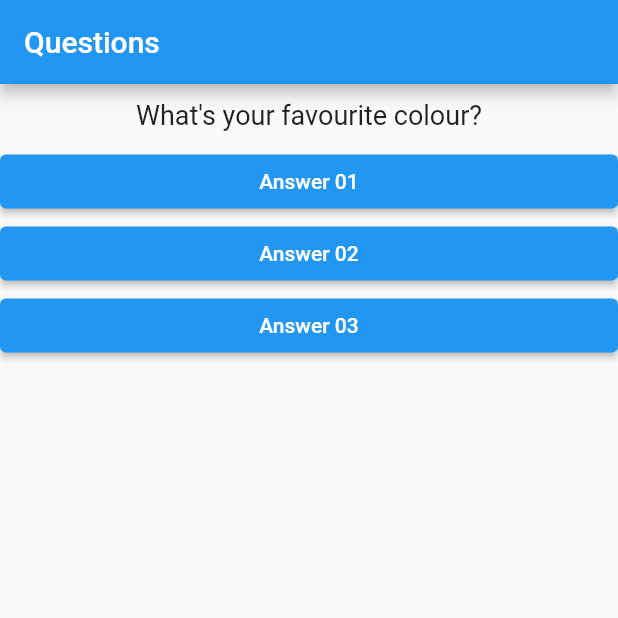
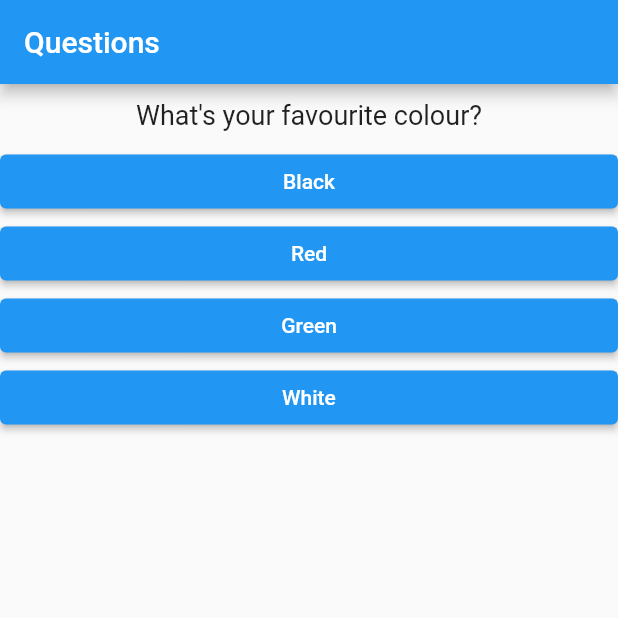
Before and after one commit to fbomateus/Simple-Survey-Questionnaire, a Flutter app: the screen it shows after launch, on a phone screen of 412 x 824 dp, the top half of it. Run offline on Flutter 3.47's test engine with Material 2 defaults, Android fonts, the light colour scheme and no system bars.

Commit message:
adding a map of the questions and creating a widget list for the answers

```diff
--- a/lib/main.dart
+++ b/lib/main.dart
@@ -15,10 +15,22 @@ class _SurveyQuetionnaireAppState extends State<SurveyQuetionnaireApp> {
 
   @override
   Widget build(BuildContext context) {
-    final questions = [
-      "What's your favourite colour?",
-      "What's your favourite animal?",
+    final List<Map> questions = [
+      {
+        'question': "What's your favourite colour?",
+        'answer': ['Black', 'Red', 'Green', 'White'],
+      },
+      {
+        'question': "What's your favourite animal?",
+        'answer': ['Rabbit', 'Snake', 'Elephant', 'Leon'],
+      },
+      {
+        'question': "What's your favourite game?",
+        'answer': ['Counter-Strike', 'Minecraft', 'Call of Duty', 'PUBG'],
+      }
     ];
+
+    List<String> answers = questions[_selectedQuestion]['answer'];
 
     return MaterialApp(
       home: Scaffold(
@@ -27,10 +39,8 @@ class _SurveyQuetionnaireAppState extends State<SurveyQuetionnaireApp> {
         ),
         body: Column(
           children: [
-            Question(questions[_selectedQuestion]),
-            Answer('Answer 01', _answer),
-            Answer('Answer 02', _answer),
-            Answer('Answer 03', _answer),
+            Question(questions[_selectedQuestion]['question']),
+            ...answers.map((a) => Answer(a, _answer)).toList(),
           ],
         ),
       ),
```
